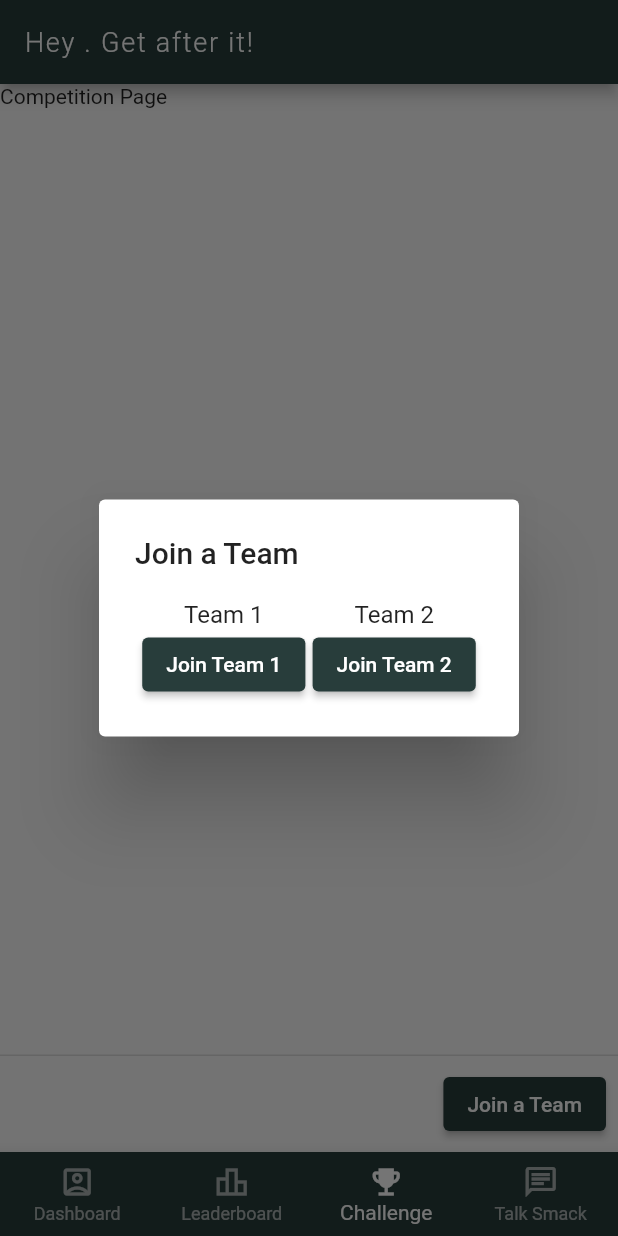
After one commit to T-Pirozzini/ride_tide_stride, a Flutter app: the screen it shows once a user with an empty profile is signed in, item 3 of the bottom bar chosen, after a tap on "Join a Team", on a phone screen of 412 x 824 dp. The commit adds this screen. Run offline on Flutter 3.47's test engine with Material 2 defaults, Android fonts, the phone set to English and light mode, and no system bars; our stand-ins replace cloud_firestore, firebase_auth, firebase_core, flutter_countdown_timer, flutter_map, google_fonts and 1 more; missing offline and left inert: flutter_polyline_points, mailto, strava_client; accounts and stored records are empty; network calls fail.

Commit message:
competition template/dialog setup

```diff
--- /dev/null
+++ b/lib/Pages/competition_page.dart
@@ -0,0 +1,68 @@
+import 'package:flutter/material.dart';
+
+class CompetitionPage extends StatefulWidget {
+  final bool showTeamChoiceDialog;
+  const CompetitionPage({super.key, this.showTeamChoiceDialog = false});
+
+  @override
+  State<CompetitionPage> createState() => _CompetitionPageState();
+}
+
+class _CompetitionPageState extends State<CompetitionPage> {
+  void _showTeamChoiceDialog(BuildContext context) {
+    showDialog(
+      context: context,
+      builder: (BuildContext context) {
+        return AlertDialog(
+          title: const Text('Join a Team'),
+          content: Row(
+            mainAxisAlignment: MainAxisAlignment.spaceEvenly,
+            children: <Widget>[
+              Column(
+                mainAxisSize: MainAxisSize.min,
+                children: <Widget>[
+                  const Text('Team 1'),
+                  ElevatedButton(
+                    onPressed: () {
+                      Navigator.of(context).pop();
+                      // Add logic to handle team selection here
+                    },
+                    child: const Text('Join Team 1'),
+                  ),
+                ],
+              ),
+              Column(
+                mainAxisSize: MainAxisSize.min,
+                children: <Widget>[
+                  const Text('Team 2'),
+                  ElevatedButton(
+                    onPressed: () {
+                      Navigator.of(context).pop();
+                      // Add logic to handle team selection here
+                    },
+                    child: const Text('Join Team 2'),
+                  ),
+                ],
+              ),
+            ],
+          ),
+        );
+      },
+    );
+  }
+
+  @override
+  Widget build(BuildContext context) {
+    return Scaffold(
+      body: Text('Competition Page'),
+      persistentFooterButtons: [
+        ElevatedButton(
+          onPressed: () {
+            _showTeamChoiceDialog(context);
+          },
+          child: const Text('Join a Team'),
+        ),
+      ],
+    );
+  }
+}
--- a/lib/Pages/home_page.dart
+++ b/lib/Pages/home_page.dart
@@ -1,6 +1,7 @@
 import 'package:firebase_auth/firebase_auth.dart';
 import 'package:flutter/material.dart';
 import 'package:google_fonts/google_fonts.dart';
+import 'package:ride_tide_stride/pages/competition_page.dart';
 import 'package:ride_tide_stride/pages/leaderboard_page.dart';
 import 'package:ride_tide_stride/pages/results_page.dart';
 import 'package:ride_tide_stride/pages/strava_page.dart';
@@ -46,7 +47,7 @@ class _HomeState extends State<Home> {
             builder: (BuildContext context) => const Leaderboard(),
           ),
           Builder(
-            builder: (BuildContext context) => ResultsPage(),
+            builder: (BuildContext context) => CompetitionPage(),
           ),
           Builder(
             builder: (BuildContext context) => const TalkSmack(),
@@ -72,7 +73,7 @@ class _HomeState extends State<Home> {
           BottomNavigationBarItem(
             icon: Icon(Icons.emoji_events_outlined, color: Colors.white60),
             activeIcon: Icon(Icons.emoji_events, color: Colors.white),
-            label: 'Results',
+            label: 'Challenge',
           ),
           BottomNavigationBarItem(
             icon: Icon(Icons.chat_outlined, color: Colors.white60),
--- a/lib/Pages/leaderboard_page.dart
+++ b/lib/Pages/leaderboard_page.dart
@@ -82,6 +82,15 @@ class _LeaderboardState extends State<Leaderboard> {
             ),
           ],
         ),
+        persistentFooterButtons: [
+          TextButton(
+            onPressed: () {
+              Navigator.of(context).pushNamed('/resultsPage');
+            },
+            child: const Text('View Past Results'),
+          ),
+        ],
+
         body: const TabBarView(
           children: [
             LeaderboardTab(title: 'Moving Time'),
@@ -91,6 +100,7 @@ class _LeaderboardState extends State<Leaderboard> {
         ),
         floatingActionButton: isAdmin
             ? FloatingActionButton(
+                heroTag: null,
                 onPressed: () {
                   // Only show the button and handle the action if the user is an admin
                   _saveResultsToFirestore();
--- a/lib/Pages/login_page.dart
+++ b/lib/Pages/login_page.dart
@@ -68,7 +68,7 @@ class _LoginPageState extends State<LoginPage> {
               crossAxisAlignment: CrossAxisAlignment.center,
               children: [
                 Image.asset(
-                  'assets/images/rts.png',
+                  'assets/rts.png',
                   fit: BoxFit.contain,
                 ),
                 Text(
--- a/lib/main.dart
+++ b/lib/main.dart
@@ -3,6 +3,7 @@ import 'package:ride_tide_stride/auth/auth_page.dart';
 import 'package:ride_tide_stride/firebase_options.dart';
 import 'package:flutter/material.dart';
 import 'package:firebase_core/firebase_core.dart';
+import 'package:ride_tide_stride/pages/results_page.dart';
 
 Future<void> main() async {
   WidgetsFlutterBinding.ensureInitialized();
@@ -37,6 +38,9 @@ class MyApp extends StatelessWidget {
       ),
       title: 'Flutter Strava Plugin',
       home: const AuthPage(),
+      routes: {
+        '/resultsPage': (context) => ResultsPage(),
+      },
     );
   }
 }
```
